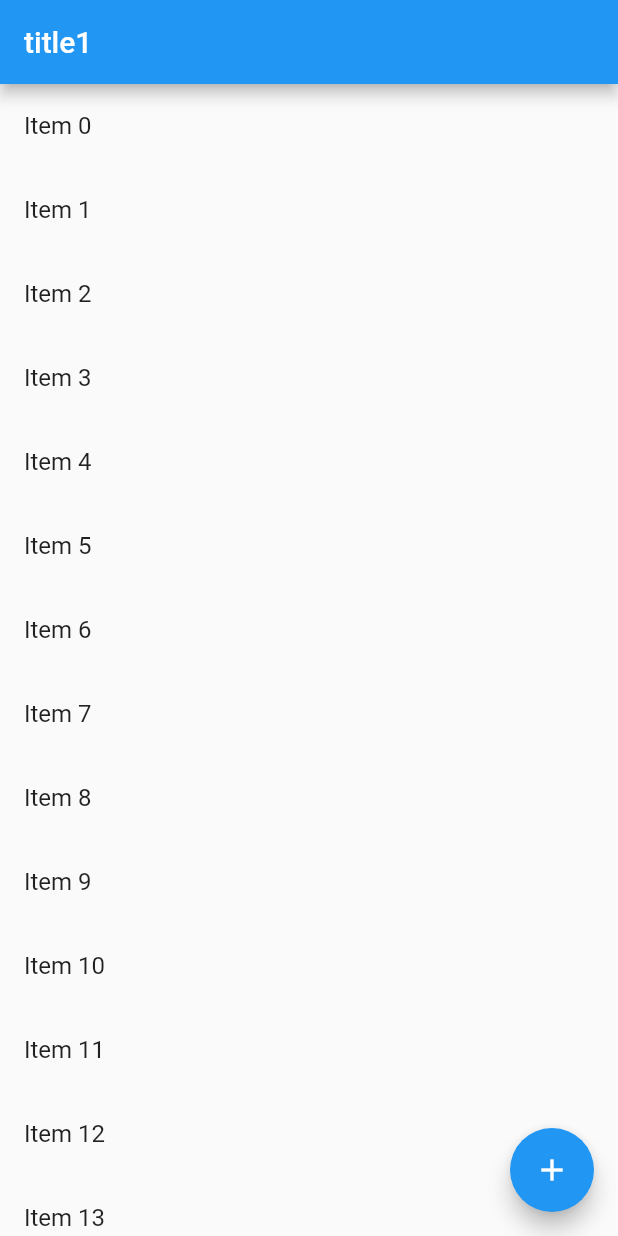
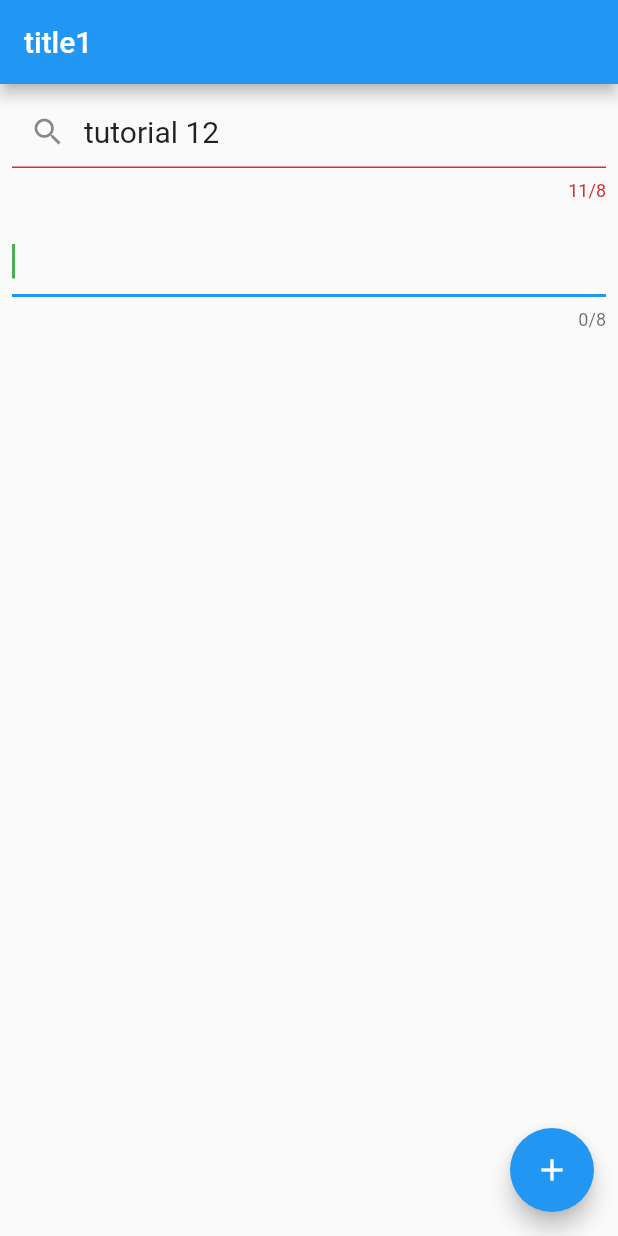
Before and after one commit to SalithaEkanayaka123/First_Flutter_Project, a Flutter app: the screen it shows after launch, on a phone screen of 412 x 824 dp. Run offline on Flutter 3.47's test engine with Material 2 defaults, Android fonts, the phone set to English and light mode, and no system bars.

Commit message:
tutorial 13

```diff
--- a/lib/screens/home_page.dart
+++ b/lib/screens/home_page.dart
@@ -1,7 +1,7 @@
 import 'package:first_project/screens/second_screen.dart';
 import 'package:flutter/material.dart';
 
-//tutoarial 12
+//tutorial 13
 class HomePage extends StatefulWidget {
   HomePage({this.title});
   final String title;
@@ -11,129 +11,49 @@ class HomePage extends StatefulWidget {
 
 class _HomePageState extends State<HomePage> {
   var items = List<String>.generate(20, (index) => 'Item $index');
+  TextEditingController title = TextEditingController();
 
   @override
   Widget build(BuildContext context) {
+    title.text = 'tutorial 12';
+    String test = title.text;
+
     return Scaffold(
       appBar: AppBar(
         title: Text("title1"),
       ),
-      body: ListView.builder(
-        itemBuilder: (context, index) {
-          return ListTile(
-            title: Text(items[index]),
-          );
-        },
-        itemCount: items.length,
+      body: Center(
+        child: Column(
+          children: [
+            Padding(
+              padding: const EdgeInsets.all(8.0),
+              child: TextField(
+                maxLength: 8,
+                decoration: InputDecoration(prefixIcon: Icon(Icons.search)),
+                //obscureText: true,//password check
+                //keyboardType: TextInputType.number,
+                style: TextStyle(fontSize: 20.0),
+                onChanged: (text) {
+                  print(text);
+                },
+                controller: title,
+              ),
+            ),
+            Padding(
+              padding: const EdgeInsets.all(8.0),
+              child: TextField(
+                maxLength: 8,
+                autofocus: true,
+                // enabled: false,
+                cursorColor: Colors.green,
+                //obscureText: true,//password check
+                //keyboardType: TextInputType.number,
+                style: TextStyle(fontSize: 20.0),
+              ),
+            ),
+          ],
+        ),
       ),
-      // body: Container(
-      //   child: ListView(
-      //     scrollDirection: Axis.horizontal,
-      //     children: [
-      //       Container(
-      //         width: 100.0,
-      //         height: 100.0,
-      //         color: Colors.purple,
-      //       ),
-      //       Container(
-      //         width: 100.0,
-      //         height: 100.0,
-      //         color: Colors.green,
-      //       ),
-      //       Container(
-      //         width: 100.0,
-      //         height: 100.0,
-      //         color: Colors.pink,
-      //       ),
-      //       Container(
-      //         width: 100.0,
-      //         height: 100.0,
-      //         color: Colors.white,
-      //       ),
-      //       Container(
-      //         width: 100.0,
-      //          height: 100.0,
-      //         color: Colors.black,
-      //       ),
-      //       // ListTile(
-      //       //   leading: Icon(Icons.brightness_auto),
-      //       //   title: Text('Brightness Auto'),
-      //       //   subtitle: Text('Change the Brightness'),
-      //       //   trailing: Icon(Icons.menu),
-      //       //   onTap: () {},
-      //       // ),
-      //       // Divider(),
-      //       // ListTile(
-      //       //   leading: Icon(Icons.image),
-      //       //   title: Text('chnage the image'),
-      //       //   subtitle: Text('change the mage'),
-      //       //   trailing: Icon(Icons.menu),
-      //       //   onTap: () {},
-      //       // ),
-      //       // Divider(),
-      //       // ListTile(
-      //       //   leading: Icon(Icons.keyboard),
-      //       //   title: Text('Keyboard layout'),
-      //       //   subtitle: Text('Chnage the keyboard layout'),
-      //       //   trailing: Icon(Icons.menu),
-      //       //   onTap: () {},
-      //       // ),
-      //       // Divider(),
-      //       // ListTile(
-      //       //   leading: Icon(Icons.phonelink_ring_outlined),
-      //       //   title: Text('Ring Option'),
-      //       //   subtitle: Text('Change the Ring Option'),
-      //       //   trailing: Icon(Icons.menu),
-      //       //   onTap: () {},
-      //       // ),
-      //       // Divider(),
-      //       // ListTile(
-      //       //   leading: Icon(Icons.settings),
-      //       //   title: Text('Settings'),
-      //       //   subtitle: Text('Change Settings'),
-      //       //   trailing: Icon(Icons.menu),
-      //       //   onTap: () {},
-      //       // ),
-      //       // Divider(),
-      //       // ListTile(
-      //       //   leading: Icon(Icons.near_me_sharp),
-      //       //   title: Text('Near'),
-      //       //   onTap:  () {},
-      //       // ),
-      //       // Divider(),
-      //       // ListTile(
-      //       //   leading: Icon(Icons.backup),
-      //       //   title: Text('Backups'),
-      //       //   onTap: () {},
-      //       // ),
-      //       // Divider(),
-      //     ],
-      //   ),
-      // ),
-      // body: ListView(
-      //   children: [
-      // Container(
-      //   height: 200,
-      //   color: Colors.purple,
-      // ),
-      // Container(
-      //   height: 200,
-      //   color: Colors.green,
-      // ),
-      // Container(
-      //   height: 200,
-      //   color: Colors.pink,
-      // ),
-      // Container(
-      //   height: 200,
-      //   color: Colors.white,
-      // ),
-      // Container(
-      //   height: 200,
-      //   color: Colors.black,
-      // ),
-      //   ],
-      // ),
       floatingActionButton: FloatingActionButton(
         child: Icon(Icons.add),
         onPressed: () {
@@ -146,6 +66,152 @@ class _HomePageState extends State<HomePage> {
     );
   }
 }
+
+// //tutoarial 12
+// class HomePage extends StatefulWidget {
+//   HomePage({this.title});
+//   final String title;
+//   @override
+//   _HomePageState createState() => _HomePageState();
+// }
+//
+// class _HomePageState extends State<HomePage> {
+//   var items = List<String>.generate(20, (index) => 'Item $index');
+//
+//   @override
+//   Widget build(BuildContext context) {
+//     return Scaffold(
+//       appBar: AppBar(
+//         title: Text("title1"),
+//       ),
+//       body: ListView.builder(
+//         itemBuilder: (context, index) {
+//           return ListTile(
+//             title: Text(items[index]),
+//           );
+//         },
+//         itemCount: items.length,
+//       ),
+//       // body: Container(
+//       //   child: ListView(
+//       //     scrollDirection: Axis.horizontal,
+//       //     children: [
+//       //       Container(
+//       //         width: 100.0,
+//       //         height: 100.0,
+//       //         color: Colors.purple,
+//       //       ),
+//       //       Container(
+//       //         width: 100.0,
+//       //         height: 100.0,
+//       //         color: Colors.green,
+//       //       ),
+//       //       Container(
+//       //         width: 100.0,
+//       //         height: 100.0,
+//       //         color: Colors.pink,
+//       //       ),
+//       //       Container(
+//       //         width: 100.0,
+//       //         height: 100.0,
+//       //         color: Colors.white,
+//       //       ),
+//       //       Container(
+//       //         width: 100.0,
+//       //          height: 100.0,
+//       //         color: Colors.black,
+//       //       ),
+//       //       // ListTile(
+//       //       //   leading: Icon(Icons.brightness_auto),
+//       //       //   title: Text('Brightness Auto'),
+//       //       //   subtitle: Text('Change the Brightness'),
+//       //       //   trailing: Icon(Icons.menu),
+//       //       //   onTap: () {},
+//       //       // ),
+//       //       // Divider(),
+//       //       // ListTile(
+//       //       //   leading: Icon(Icons.image),
+//       //       //   title: Text('chnage the image'),
+//       //       //   subtitle: Text('change the mage'),
+//       //       //   trailing: Icon(Icons.menu),
+//       //       //   onTap: () {},
+//       //       // ),
+//       //       // Divider(),
+//       //       // ListTile(
+//       //       //   leading: Icon(Icons.keyboard),
+//       //       //   title: Text('Keyboard layout'),
+//       //       //   subtitle: Text('Chnage the keyboard layout'),
+//       //       //   trailing: Icon(Icons.menu),
+//       //       //   onTap: () {},
+//       //       // ),
+//       //       // Divider(),
+//       //       // ListTile(
+//       //       //   leading: Icon(Icons.phonelink_ring_outlined),
+//       //       //   title: Text('Ring Option'),
+//       //       //   subtitle: Text('Change the Ring Option'),
+//       //       //   trailing: Icon(Icons.menu),
+//       //       //   onTap: () {},
+//       //       // ),
+//       //       // Divider(),
+//       //       // ListTile(
+//       //       //   leading: Icon(Icons.settings),
+//       //       //   title: Text('Settings'),
+//       //       //   subtitle: Text('Change Settings'),
+//       //       //   trailing: Icon(Icons.menu),
+//       //       //   onTap: () {},
+//       //       // ),
+//       //       // Divider(),
+//       //       // ListTile(
+//       //       //   leading: Icon(Icons.near_me_sharp),
+//       //       //   title: Text('Near'),
+//       //       //   onTap:  () {},
+//       //       // ),
+//       //       // Divider(),
+//       //       // ListTile(
+//       //       //   leading: Icon(Icons.backup),
+//       //       //   title: Text('Backups'),
+//       //       //   onTap: () {},
+//       //       // ),
+//       //       // Divider(),
+//       //     ],
+//       //   ),
+//       // ),
+//       // body: ListView(
+//       //   children: [
+//       // Container(
+//       //   height: 200,
+//       //   color: Colors.purple,
+//       // ),
+//       // Container(
+//       //   height: 200,
+//       //   color: Colors.green,
+//       // ),
+//       // Container(
+//       //   height: 200,
+//       //   color: Colors.pink,
+//       // ),
+//       // Container(
+//       //   height: 200,
+//       //   color: Colors.white,
+//       // ),
+//       // Container(
+//       //   height: 200,
+//       //   color: Colors.black,
+//       // ),
+//       //   ],
+//       // ),
+//       floatingActionButton: FloatingActionButton(
+//         child: Icon(Icons.add),
+//         onPressed: () {
+//           // Navigator.of(context).push(MaterialPageRoute(builder: (_) {
+//           //   return SecondScreen();
+//           // }));
+//           Navigator.of(context).pushNamed('/second');
+//         },
+//       ),
+//     );
+//   }
+// }
 
 // //tutorial 11
 // class HomePage extends StatefulWidget {
```
